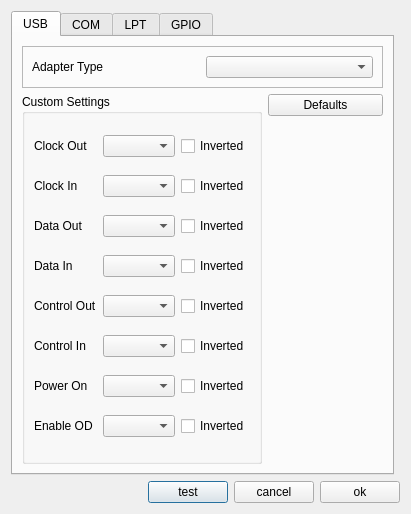
lancos/ponyprog, file SrcPony/forms/e2dlg.ui: the form before one commit.
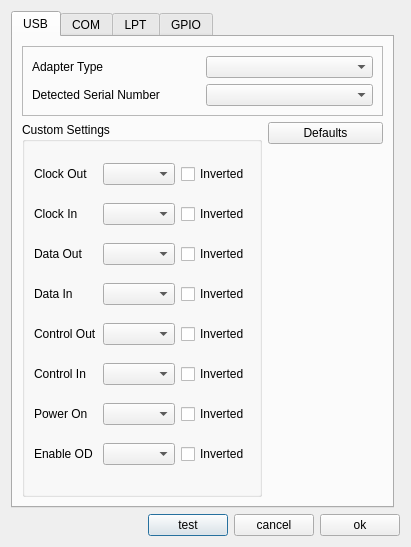
The form after the commit. The open tabs and pages were chosen to show the change.

Commit message: reworked interface dialog with use VidPid class, list usb device detected.

```diff
--- a/SrcPony/forms/e2dlg.ui
+++ b/SrcPony/forms/e2dlg.ui
@@ -10,7 +10,7 @@
     <x>0</x>
     <y>0</y>
     <width>411</width>
-    <height>514</height>
+    <height>547</height>
    </rect>
   </property>
   <property name="windowTitle">
@@ -64,8 +64,8 @@
       <attribute name="title">
        <string>USB</string>
       </attribute>
-      <layout class="QVBoxLayout" name="verticalLayout_3">
-       <item>
+      <layout class="QFormLayout" name="formLayout">
+       <item row="0" column="0" colspan="2">
         <widget class="QFrame" name="frmPortsel_3">
          <property name="frameShape">
           <enum>QFrame::StyledPanel</enum>
@@ -73,15 +73,8 @@
          <property name="frameShadow">
           <enum>QFrame::Raised</enum>
          </property>
-         <layout class="QHBoxLayout" name="horizontalLayout_10">
-          <item>
-           <widget class="QLabel" name="label_type_2">
-            <property name="text">
-             <string>Adapter Type</string>
-            </property>
-           </widget>
-          </item>
-          <item>
+         <layout class="QGridLayout" name="gridLayout_8">
+          <item row="0" column="1">
            <widget class="QComboBox" name="cbxInterfUSB">
             <property name="toolTip">
              <string notr="true"/>
@@ -94,12 +87,31 @@
             </property>
            </widget>
           </item>
+          <item row="0" column="0">
+           <widget class="QLabel" name="label_type_2">
+            <property name="text">
+             <string>Adapter Type</string>
+            </property>
+           </widget>
+          </item>
+          <item row="1" column="1">
+           <widget class="QComboBox" name="cbxInterfUSBNum">
+            <property name="toolTip">
+             <string notr="true"/>
+            </property>
+           </widget>
+          </item>
+          <item row="1" column="0">
+           <widget class="QLabel" name="label_port_3">
+            <property name="text">
+             <string>Detected Serial Number</string>
+            </property>
+           </widget>
+          </item>
          </layout>
         </widget>
        </item>
-       <item>
-        <layout class="QHBoxLayout" name="horizontalLayout_11">
-         <item>
+       <item row="1" column="0">
           <widget class="QGroupBox" name="groupBox">
            <property name="title">
             <string>Custom Settings</string>
@@ -276,7 +288,7 @@
            </layout>
           </widget>
          </item>
-         <item>
+       <item row="1" column="1">
           <layout class="QVBoxLayout" name="verticalLayout_2">
            <item>
             <widget class="QPushButton" name="pushUSBDefaults">
@@ -297,8 +309,6 @@
               </size>
              </property>
             </spacer>
-           </item>
-          </layout>
          </item>
         </layout>
        </item>
```
Left out of the diff: 2 changed lines with no effect on the pictures. Lines whose indentation alone changed are shown as unchanged. The commit also changes 11 other files.
